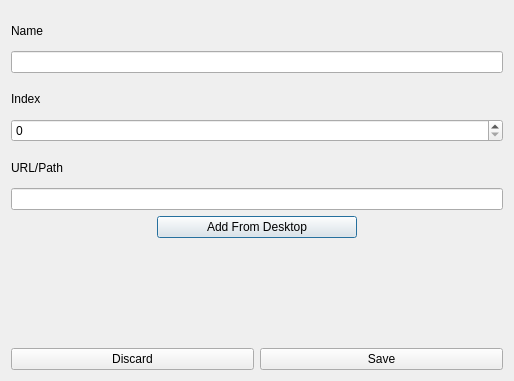
daniel-deru/WorkMate-3.0, file designs/xml/app_window.ui: the form before one commit.
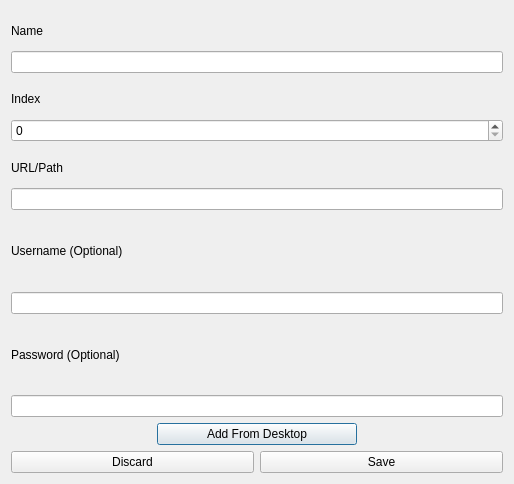
The form after the commit.

Patch:
```diff
--- a/designs/xml/app_window.ui
+++ b/designs/xml/app_window.ui
@@ -7,7 +7,7 @@
     <x>0</x>
     <y>0</y>
     <width>514</width>
-    <height>381</height>
+    <height>484</height>
    </rect>
   </property>
   <property name="windowTitle">
@@ -119,6 +119,37 @@
      </item>
     </layout>
    </item>
+   <item>
+    <layout class="QVBoxLayout" name="vbox_username">
+     <property name="sizeConstraint">
+      <enum>QLayout::SetFixedSize</enum>
+     </property>
+     <item>
+      <widget class="QLabel" name="lbl_username">
+       <property name="text">
+        <string>Username (Optional)</string>
+       </property>
+      </widget>
+     </item>
+     <item>
+      <widget class="QLineEdit" name="lnedt_username"/>
+     </item>
+    </layout>
+   </item>
+   <item>
+    <layout class="QVBoxLayout" name="vbox_password">
+     <item>
+      <widget class="QLabel" name="lbl_password">
+       <property name="text">
+        <string>Password (Optional)</string>
+       </property>
+      </widget>
+     </item>
+     <item>
+      <widget class="QLineEdit" name="lnedt_password"/>
+     </item>
+    </layout>
+   </item>
    <item>
     <layout class="QHBoxLayout" name="hbox_desktop">
      <item>
@@ -168,19 +199,6 @@
      </item>
     </layout>
    </item>
-   <item>
-    <spacer name="spcer_layout">
-     <property name="orientation">
-      <enum>Qt::Vertical</enum>
-     </property>
-     <property name="sizeHint" stdset="0">
-      <size>
-       <width>20</width>
-       <height>40</height>
-      </size>
-     </property>
-    </spacer>
-   </item>
    <item>
     <layout class="QHBoxLayout" name="hbox_save">
      <item>
```
